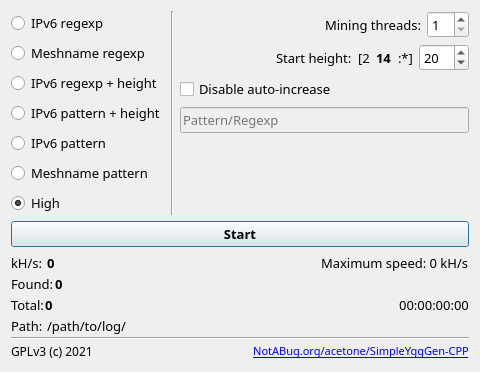
Above: src-qt/widget.ui from perguth/acetone-SimpleYggGen-CPP before the change. Below: the same form after it.
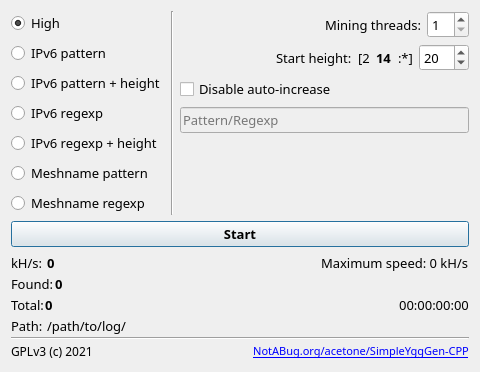
That is the form after the change. Icons and pictures are not drawn.

Commit message: Layout in process...

```diff
--- a/src-qt/widget.ui
+++ b/src-qt/widget.ui
@@ -18,6 +18,48 @@
     <layout class="QHBoxLayout" name="horizontalLayout_11">
      <item>
       <layout class="QVBoxLayout" name="verticalLayout_3">
+       <item>
+        <widget class="QRadioButton" name="high_mode">
+         <property name="font">
+          <font>
+           <family>PT Mono</family>
+           <pointsize>10</pointsize>
+          </font>
+         </property>
+         <property name="text">
+          <string>High</string>
+         </property>
+         <property name="checked">
+          <bool>true</bool>
+         </property>
+        </widget>
+       </item>
+       <item>
+        <widget class="QRadioButton" name="ipv6_pat_mode">
+         <property name="font">
+          <font>
+           <family>PT Mono</family>
+           <pointsize>10</pointsize>
+          </font>
+         </property>
+         <property name="text">
+          <string>IPv6 pattern</string>
+         </property>
+        </widget>
+       </item>
+       <item>
+        <widget class="QRadioButton" name="ipv6_pat_high_mode">
+         <property name="font">
+          <font>
+           <family>PT Mono</family>
+           <pointsize>10</pointsize>
+          </font>
+         </property>
+         <property name="text">
+          <string>IPv6 pattern + height</string>
+         </property>
+        </widget>
+       </item>
        <item>
         <widget class="QRadioButton" name="ipv6_reg_mode">
          <property name="font">
@@ -31,19 +73,6 @@
          </property>
         </widget>
        </item>
-       <item>
-        <widget class="QRadioButton" name="mesh_reg_mode">
-         <property name="font">
-          <font>
-           <family>PT Mono</family>
-           <pointsize>10</pointsize>
-          </font>
-         </property>
-         <property name="text">
-          <string>Meshname regexp</string>
-         </property>
-        </widget>
-       </item>
        <item>
         <widget class="QRadioButton" name="ipv6_reg_high_mode">
          <property name="font">
@@ -57,32 +86,6 @@
          </property>
         </widget>
        </item>
-       <item>
-        <widget class="QRadioButton" name="ipv6_pat_high_mode">
-         <property name="font">
-          <font>
-           <family>PT Mono</family>
-           <pointsize>10</pointsize>
-          </font>
-         </property>
-         <property name="text">
-          <string>IPv6 pattern + height</string>
-         </property>
-        </widget>
-       </item>
-       <item>
-        <widget class="QRadioButton" name="ipv6_pat_mode">
-         <property name="font">
-          <font>
-           <family>PT Mono</family>
-           <pointsize>10</pointsize>
-          </font>
-         </property>
-         <property name="text">
-          <string>IPv6 pattern</string>
-         </property>
-        </widget>
-       </item>
        <item>
         <widget class="QRadioButton" name="mesh_pat_mode">
          <property name="font">
@@ -97,7 +100,7 @@
         </widget>
        </item>
        <item>
-        <widget class="QRadioButton" name="high_mode">
+        <widget class="QRadioButton" name="mesh_reg_mode">
          <property name="font">
           <font>
            <family>PT Mono</family>
@@ -105,10 +108,7 @@
           </font>
          </property>
          <property name="text">
-          <string>High</string>
-         </property>
-         <property name="checked">
-          <bool>true</bool>
+          <string>Meshname regexp</string>
          </property>
         </widget>
        </item>
```
